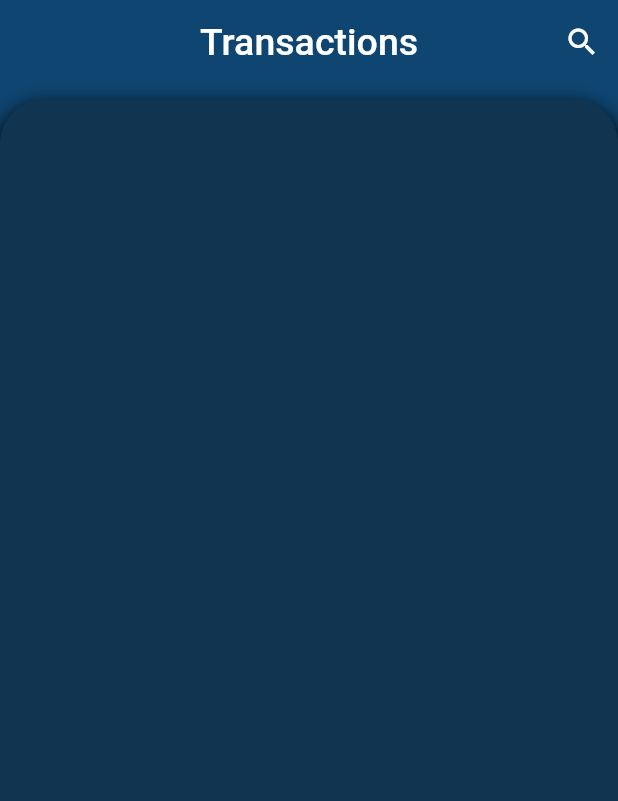
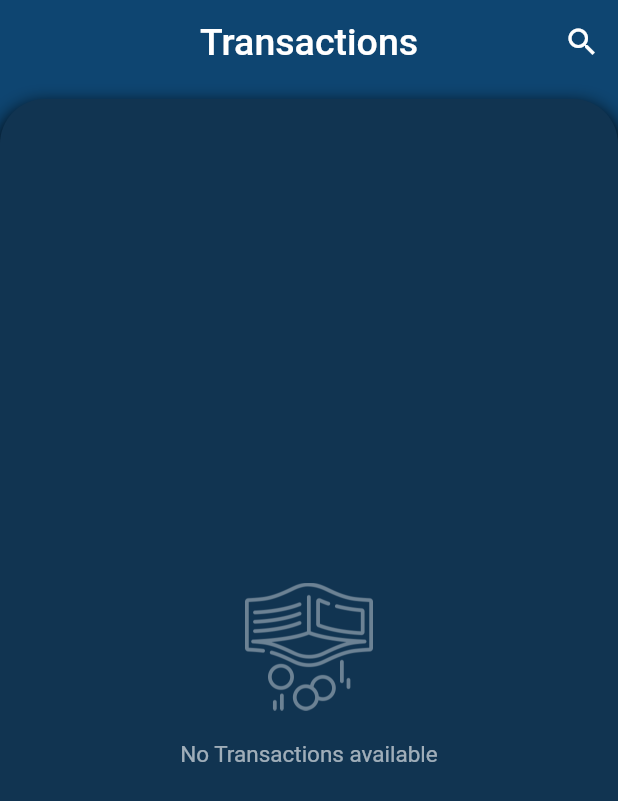
Before and after one commit to rohithvijayan774/Budget_Buddy, a Flutter app: the TransactionScreen screen opened directly, on a phone screen of 412 x 824 dp. Shown: the top 801 px of the screen. Run offline on Flutter 3.47's test engine with Material 2 defaults, Android fonts, the phone set to English and light mode, and no system bars; our stand-ins replace dropdown_textfield, google_fonts, hive, hive_flutter; missing offline and left inert: dart:ffi; accounts and stored records are empty.

Commit message:
forth commit

```diff
--- a/lib/main.dart
+++ b/lib/main.dart
@@ -4,6 +4,7 @@ import 'package:money_management/functions/transaction_db.dart';
 import 'package:money_management/model/transaction_model.dart';
 import 'package:money_management/model/user_name_model.dart';
 import 'package:money_management/screens/name_screen.dart';
+import 'package:money_management/screens/splash_screen.dart';
 
 Future<void> main() async {
   final obj1 = TransactionDB();
@@ -30,12 +31,12 @@ class MyApp extends StatelessWidget {
   Widget build(BuildContext context) {
     return MaterialApp(
       debugShowCheckedModeBanner: false,
-      title: 'Flutter Demo',
+      title: 'My Money',
       theme: ThemeData(
         appBarTheme: const AppBarTheme(color: Color.fromARGB(255, 14, 69, 113)),
         primarySwatch: Colors.blue,
       ),
-      home: NameScreen(),
+      home: const SplashScreen(),
     );
   }
 }
--- a/lib/screens/splash_screen.dart
+++ b/lib/screens/splash_screen.dart
@@ -12,16 +12,28 @@ class SplashScreen extends StatefulWidget {
 
 class _SplashScreenState extends State<SplashScreen> {
   @override
+  void initState() {
+    gotoUserName();
+    super.initState();
+  }
+
+  @override
   Widget build(BuildContext context) {
     return Scaffold(
       body: Center(
-        child: const Text('MY MONEY APP'),
+        child: Image.asset(
+          'lib/assets/icons/wallet.png',
+          scale: 2,
+        ),
       ),
     );
   }
 
   Future<void> gotoUserName() async {
-    await Future.delayed(const Duration(seconds: 2));
+    await Future.delayed(
+      const Duration(seconds: 2),
+    );
+
     Navigator.of(context).pushReplacement(
       MaterialPageRoute(
         builder: (ctx) => NameScreen(),
--- a/lib/screens/transaction_screen.dart
+++ b/lib/screens/transaction_screen.dart
@@ -68,6 +68,67 @@ class _TransactionScreenState extends State<TransactionScreen> {
       body: ValueListenableBuilder(
         valueListenable: TransactionDB().allTransactionList,
         builder: (BuildContext ctx, List<TransactionModel> newList, Widget? _) {
+          if (newList.isEmpty) {
+            return Center(
+              child: Stack(
+                children: [
+                  Column(
+                    children: [
+                      Container(
+                        height: 100,
+                        color: const Color.fromARGB(255, 14, 69, 113),
+                      ),
+                    ],
+                  ),
+                  Positioned(
+                    child: Padding(
+                      padding: const EdgeInsets.only(top: 10),
+                      child: Container(
+                        padding: const EdgeInsets.only(
+                          top: 10,
+                          right: 10,
+                          left: 10,
+                        ),
+                        width: 1000,
+                        height: 1000,
+                        decoration: const BoxDecoration(
+                          color: Color.fromARGB(255, 17, 52, 81),
+                          borderRadius: BorderRadius.only(
+                              topLeft: Radius.circular(30),
+                              topRight: Radius.circular(30)),
+                          boxShadow: [
+                            BoxShadow(
+                                color: Colors.black,
+                                offset: Offset(0, 5),
+                                blurRadius: 10,
+                                spreadRadius: 1)
+                          ],
+                        ),
+                        child: Column(
+                          mainAxisAlignment: MainAxisAlignment.center,
+                          children: [
+                            Image.asset(
+                              'lib/assets/images/emptywallet.png',
+                              scale: 6,
+                              color: Colors.white38,
+                            ),
+                            const SizedBox(
+                              height: 20,
+                            ),
+                            const Text(
+                              'No Transactions available',
+                              style: TextStyle(
+                                  color: Colors.white60, fontSize: 15),
+                            ),
+                          ],
+                        ),
+                      ),
+                    ),
+                  )
+                ],
+              ),
+            );
+          }
           return Stack(
             children: [
               Column(
```
Also changed, not shown: pubspec.yaml (+9 -0 lines), lib/assets/icons/wallet.png (added), lib/assets/images/emptywallet.png (added), pubspec.lock, 27 other files.
